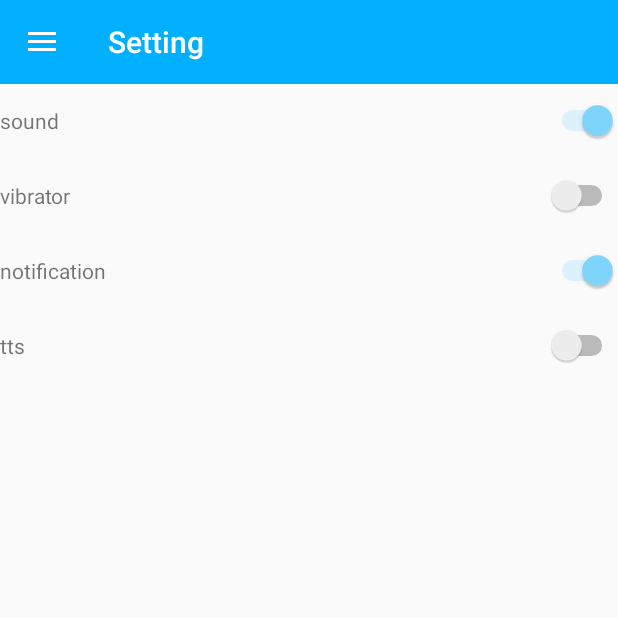
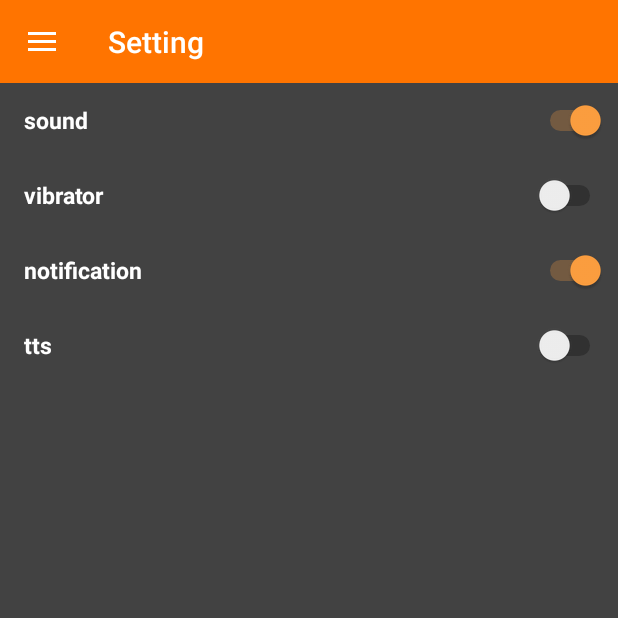
Before and after one commit to heidiyun/FlyingHealthTimer, an Android app: the screen it shows after launch (MainActivity), in the side drawer, after a tap on "Setting", on a phone screen of 412 x 824 dp, the top half of it. Run offline under Robolectric (Android 15) with nearby library versions, the phone set to English and light mode, and no system bars; libraries missing offline, so code that uses them is left out: trikita.log.

Commit message:
레이아웃 수정.

```diff
--- a/app/src/main/java/xyz/flyinghealthtimer/MainActivity.java
+++ b/app/src/main/java/xyz/flyinghealthtimer/MainActivity.java
@@ -1,9 +1,7 @@
 package xyz.flyinghealthtimer;
 
 import android.annotation.TargetApi;
-import android.content.Context;
 import android.content.Intent;
-import android.content.SharedPreferences;
 import android.net.Uri;
 import android.os.Build;
 import android.os.Bundle;
@@ -46,16 +44,6 @@ public class MainActivity extends AppCompatActivity implements NavigationView.On
         super.onCreate(savedInstanceState);
 
         getPermissionAndStartService(true);
-
-        SharedPreferences sharedPreferences =
-                getSharedPreferences("xyz.heidiyun", Context.MODE_PRIVATE);
-        SharedPreferences.Editor editor = sharedPreferences.edit();
-        editor.putBoolean("sound", true);
-        editor.putBoolean("notification", true);
-        editor.putBoolean("vibrator", false);
-
-        editor.putBoolean("tts", false);
-        editor.apply();
 
         setContentView(R.layout.activity_main);
         Toolbar toolbar = (Toolbar) findViewById(R.id.toolbar);
--- a/app/src/main/java/xyz/flyinghealthtimer/MainWidget.java
+++ b/app/src/main/java/xyz/flyinghealthtimer/MainWidget.java
@@ -1,6 +1,5 @@
 package xyz.flyinghealthtimer;
 
-import android.app.Notification;
 import android.app.PendingIntent;
 import android.appwidget.AppWidgetManager;
 import android.appwidget.AppWidgetProvider;
@@ -57,12 +56,11 @@ public class MainWidget extends AppWidgetProvider {
 
         int[] appwidgetIds = extras.getIntArray(AppWidgetManager.EXTRA_APPWIDGET_IDS);
 
-        Log.i("SSS", action);
 
         if (AppWidgetManager.ACTION_APPWIDGET_UPDATE.equals(action)) {
-            Log.i("SSS", "herererer");
+
             RemoteViews views = new RemoteViews(context.getPackageName(), R.layout.main_widget);
-            views.setOnClickPendingIntent(R.id.widget_layout, buildURIIntent(context));
+            views.setOnClickPendingIntent(R.id.textView, buildURIIntent(context));
             remoteViews = views;
             this.onUpdate(context, AppWidgetManager.getInstance(context),appwidgetIds);
         }
--- a/app/src/main/java/xyz/flyinghealthtimer/fragment/SettingFragment.java
+++ b/app/src/main/java/xyz/flyinghealthtimer/fragment/SettingFragment.java
@@ -10,7 +10,6 @@ import android.widget.CompoundButton;
 import android.widget.Switch;
 
 import xyz.flyinghealthtimer.R;
-import xyz.flyinghealthtimer.fragment.BaseFragment;
 
 public class SettingFragment extends BaseFragment {
 
@@ -36,9 +35,13 @@ public class SettingFragment extends BaseFragment {
         notificationSwitch = view.findViewById(R.id.notification_switch);
         ttsSwitch = view.findViewById(R.id.tts_switch);
 
-        soundSwitch.setChecked(true);
-        vibratorSwitch.setChecked(false);
-        notificationSwitch.setChecked(true);
+        SharedPreferences sharedPreferences = view.getContext()
+                .getSharedPreferences("xyz.heidiyun", Context.MODE_PRIVATE);
+        soundSwitch.setChecked( sharedPreferences.getBoolean("sound", true));
+        vibratorSwitch.setChecked( sharedPreferences.getBoolean("vibrator", false));
+        notificationSwitch.setChecked( sharedPreferences.getBoolean("notification", true));
+        ttsSwitch.setChecked( sharedPreferences.getBoolean("tts", false));
+
 
         soundSwitch.setOnCheckedChangeListener(
                 new CompoundButton.OnCheckedChangeListener() {
--- a/app/src/main/java/xyz/flyinghealthtimer/service/TimerService.java
+++ b/app/src/main/java/xyz/flyinghealthtimer/service/TimerService.java
@@ -187,7 +187,7 @@ public class TimerService extends Service {
                     if (isSound)
                         playBeep(false);
                     if (isTTS)
-                        speakSec(run);
+                        speakSec(pause);
                 }
                 if (pause == 0) {
                     if (timerModel.timerCount == TimerModel.COUNT_SINGLE_TIMER) {
@@ -209,7 +209,7 @@ public class TimerService extends Service {
                     if (isSound)
                         playBeep(false);
                     if (isTTS)
-                        speakSec(pause);
+                        speakSec(run);
                 }
                 if (run == 0) {
                     if (timerModel.timerCount == TimerModel.COUNT_SINGLE_TIMER) {
--- a/app/src/main/res/drawable-v24/circle_progress.xml
+++ b/app/src/main/res/drawable-v24/circle_progress.xml
@@ -2,7 +2,7 @@
 <selector xmlns:android="http://schemas.android.com/apk/res/android">
     <item>
         <shape android:shape="oval">
-            <solid android:color="@color/yellow" android:width="5dp" />
+            <solid android:color="#ff7400" android:width="5dp" />
             <size android:width="150dp" android:height="150dp"/>
         </shape>
     </item>
--- a/app/src/main/res/drawable/ic_pause_button.xml
+++ b/app/src/main/res/drawable/ic_pause_button.xml
@@ -1,6 +1,6 @@
 <vector xmlns:android="http://schemas.android.com/apk/res/android"
-    android:width="42dp"
-    android:height="42dp"
+    android:width="24dp"
+    android:height="24dp"
     android:viewportWidth="357"
     android:viewportHeight="357">
   <path
--- a/app/src/main/res/drawable/ic_play_button.xml
+++ b/app/src/main/res/drawable/ic_play_button.xml
@@ -1,4 +1,4 @@
-<vector android:height="42dp" android:viewportHeight="41.999"
-    android:viewportWidth="41.999" android:width="42dp" xmlns:android="http://schemas.android.com/apk/res/android">
+<vector android:height="24dp" android:viewportHeight="41.999"
+    android:viewportWidth="41.999" android:width="24dp" xmlns:android="http://schemas.android.com/apk/res/android">
     <path android:fillColor="#FFFFFF" android:pathData="M36.068,20.176l-29,-20C6.761,-0.035 6.363,-0.057 6.035,0.114C5.706,0.287 5.5,0.627 5.5,0.999v40c0,0.372 0.206,0.713 0.535,0.886c0.146,0.076 0.306,0.114 0.465,0.114c0.199,0 0.397,-0.06 0.568,-0.177l29,-20c0.271,-0.187 0.432,-0.494 0.432,-0.823S36.338,20.363 36.068,20.176z"/>
 </vector>
--- a/app/src/main/res/drawable/ic_timer_stopped.xml
+++ b/app/src/main/res/drawable/ic_timer_stopped.xml
@@ -1,6 +1,6 @@
 <vector android:height="24dp" android:viewportHeight="862.0182"
     android:viewportWidth="862.0182" android:width="24dp" xmlns:android="http://schemas.android.com/apk/res/android">
-    <path android:fillAlpha="0.22105264" android:fillColor="#000000"
+    <path android:fillAlpha="0.22105264" android:fillColor="@android:color/transparent"
         android:pathData="M431,431m431,0a431,431 0,1 1,-862 0a431,431 0,1 1,862 0"
         android:strokeAlpha="1" android:strokeColor="#00000000"
         android:strokeLineCap="round" android:strokeLineJoin="round" android:strokeWidth="1"/>
@@ -8,11 +8,11 @@
         android:pathData="M431,425m422.5,0a422.5,422.5 0,1 1,-845 0a422.5,422.5 0,1 1,845 0"
         android:strokeAlpha="1" android:strokeColor="#00000000"
         android:strokeLineCap="round" android:strokeLineJoin="round" android:strokeWidth="1"/>
-    <path android:fillAlpha="1" android:fillColor="#ffffff"
+    <path android:fillAlpha="0" android:fillColor="@android:color/transparent"
         android:pathData="M429,421m-414.3,0a414.3,414.3 0,1 1,828.6 0a414.3,414.3 0,1 1,-828.6 0"
         android:strokeAlpha="1" android:strokeColor="#aaaaaa"
         android:strokeLineCap="round" android:strokeLineJoin="round" android:strokeWidth="1"/>
-    <path android:fillAlpha="1" android:fillColor="#00000000"
+    <path android:fillAlpha="1" android:fillColor="@android:color/transparent"
         android:pathData="m448.9,113.7c19,-10.9 25.7,-35 15.1,-54.1 -10.6,-19.1 -34.6,-26.2 -53.9,-15.9 -19.3,10.3 -26.7,34.2 -16.6,53.7l8.7,-9.9"
         android:strokeAlpha="1" android:strokeColor="#464646"
         android:strokeLineCap="round" android:strokeLineJoin="round" android:strokeWidth="10"/>
--- a/app/src/main/res/layout/fragment_main.xml
+++ b/app/src/main/res/layout/fragment_main.xml
@@ -1,8 +1,8 @@
 <FrameLayout xmlns:android="http://schemas.android.com/apk/res/android"
     xmlns:app="http://schemas.android.com/apk/res-auto"
-    xmlns:tools="http://schemas.android.com/tools"
     android:layout_width="match_parent"
-    android:layout_height="match_parent" >
+    android:layout_height="match_parent"
+    android:background="@color/backgroundColor">
 
     <ListView
         android:layout_width="match_parent"
@@ -16,7 +16,7 @@
         android:layout_height="wrap_content"
         android:layout_gravity="bottom|end"
         android:src="@drawable/ic_add_white_24dp"
-        app:backgroundTint="#03A9F4"
+        android:backgroundTint="@color/colorAccent"
         app:useCompatPadding="true" />
 
 
--- a/app/src/main/res/layout/fragment_setting.xml
+++ b/app/src/main/res/layout/fragment_setting.xml
@@ -1,32 +1,9 @@
 <?xml version="1.0" encoding="utf-8"?>
 <LinearLayout xmlns:android="http://schemas.android.com/apk/res/android"
-    xmlns:app="http://schemas.android.com/apk/res-auto"
-    xmlns:tools="http://schemas.android.com/tools"
     android:layout_width="match_parent"
     android:layout_height="match_parent"
+    android:background="@color/backgroundColor"
     android:orientation="vertical">
-
-    <LinearLayout
-        android:layout_width="match_parent"
-        android:layout_height="50dp"
-        android:gravity="center"
-        android:orientation="horizontal">
-
-        <TextView
-
-            android:layout_width="wrap_content"
-            android:layout_height="wrap_content"
-            android:layout_weight="0.8"
-            android:text="sound" />
-
-
-        <Switch
-            android:id="@+id/sound_switch"
-            android:layout_width="wrap_content"
-            android:layout_height="wrap_content"
-            android:layout_weight="0.2" />
-
-    </LinearLayout>
 
     <LinearLayout
         android:layout_width="match_parent"
@@ -37,17 +14,50 @@
         <TextView
             android:layout_width="wrap_content"
             android:layout_height="wrap_content"
+            android:layout_marginStart="16dp"
             android:layout_weight="0.8"
-            android:text="vibrator" />
+            android:text="sound"
+            android:textSize="15dp"
+            android:textStyle="bold" />
+
+
+        <Switch
+            android:id="@+id/sound_switch"
+            android:layout_width="wrap_content"
+            android:layout_height="wrap_content"
+            android:layout_marginEnd="8dp"
+            android:layout_weight="0.2" />
+
+    </LinearLayout>
+
+
+    <LinearLayout
+        android:layout_width="match_parent"
+        android:layout_height="50dp"
+        android:gravity="center"
+
+        android:orientation="horizontal">
+
+
+        <TextView
+            android:layout_width="wrap_content"
+            android:layout_height="wrap_content"
+            android:layout_marginStart="16dp"
+            android:layout_weight="0.8"
+            android:text="vibrator"
+            android:textSize="15dp"
+            android:textStyle="bold" />
 
 
         <Switch
             android:id="@+id/vibrator_switch"
             android:layout_width="wrap_content"
             android:layout_height="wrap_content"
+            android:layout_marginEnd="8dp"
             android:layout_weight="0.2" />
 
     </LinearLayout>
+
 
     <LinearLayout
         android:layout_width="match_parent"
@@ -58,17 +68,22 @@
         <TextView
             android:layout_width="wrap_content"
             android:layout_height="wrap_content"
+            android:layout_marginStart="16dp"
             android:layout_weight="0.8"
-            android:text="notification" />
+            android:text="notification"
+            android:textSize="15dp"
+            android:textStyle="bold" />
 
 
         <Switch
             android:id="@+id/notification_switch"
             android:layout_width="wrap_content"
             android:layout_height="wrap_content"
+            android:layout_marginEnd="8dp"
             android:layout_weight="0.2" />
 
     </LinearLayout>
+
 
     <LinearLayout
         android:layout_width="match_parent"
@@ -77,17 +92,20 @@
         android:orientation="horizontal">
 
         <TextView
-
             android:layout_width="wrap_content"
             android:layout_height="wrap_content"
+            android:layout_marginStart="16dp"
             android:layout_weight="0.8"
-            android:text="tts" />
+            android:text="tts"
+            android:textSize="15dp"
+            android:textStyle="bold" />
 
 
         <Switch
             android:id="@+id/tts_switch"
             android:layout_width="wrap_content"
             android:layout_height="wrap_content"
+            android:layout_marginEnd="8dp"
             android:layout_weight="0.2" />
 
     </LinearLayout>
--- a/app/src/main/res/layout/item_timer_list.xml
+++ b/app/src/main/res/layout/item_timer_list.xml
@@ -1,7 +1,5 @@
 <?xml version="1.0" encoding="utf-8"?>
 <LinearLayout xmlns:android="http://schemas.android.com/apk/res/android"
-    xmlns:tools="http://schemas.android.com/tools"
-    xmlns:app="http://schemas.android.com/apk/res-auto"
     android:orientation="vertical"
     android:layout_width="match_parent"
     android:layout_height="wrap_content"
--- a/app/src/main/res/values/colors.xml
+++ b/app/src/main/res/values/colors.xml
@@ -1,10 +1,11 @@
 <?xml version="1.0" encoding="utf-8"?>
 <resources>
-<color name="colorPrimary">#00b0ff</color>
-<color name="colorPrimaryDark">#0081cb</color>
-<color name="colorAccent">#80d8ff</color>
+<color name="colorPrimary">#ff7400</color>
+<color name="colorPrimaryDark">#c43e00</color>
+<color name="colorAccent">#ffa040</color>
 <color name="white">#FFFFFF</color>
 <color name="yellow">#41bef4</color>
 <color name="green">#689f38</color>
 <color name="red">#e64a19</color>
+    <color name="backgroundColor">#424242</color>
 </resources>
--- a/app/src/main/res/values/styles.xml
+++ b/app/src/main/res/values/styles.xml
@@ -6,6 +6,7 @@
         <item name="colorPrimary">@color/colorPrimary</item>
         <item name="colorPrimaryDark">@color/colorPrimaryDark</item>
         <item name="colorAccent">@color/colorAccent</item>
+        <item name="android:textColor">@color/white</item>
     </style>
 
     <style name="AppTheme.NoActionBar">
```
Also changed, not shown: app/src/main/java/xyz/flyinghealthtimer/fragment/TimerFragment.java (+20 -19 lines), app/src/main/java/xyz/flyinghealthtimer/fragment/adapter/TimerAdapter.java (+3 -4 lines), app/src/main/res/layout/fragment_stopwatch.xml (+22 -23 lines), app/src/main/res/layout/fragment_timer.xml (+9 -10 lines), app/src/main/res/layout/item_setting.xml (+21 -6 lines).
